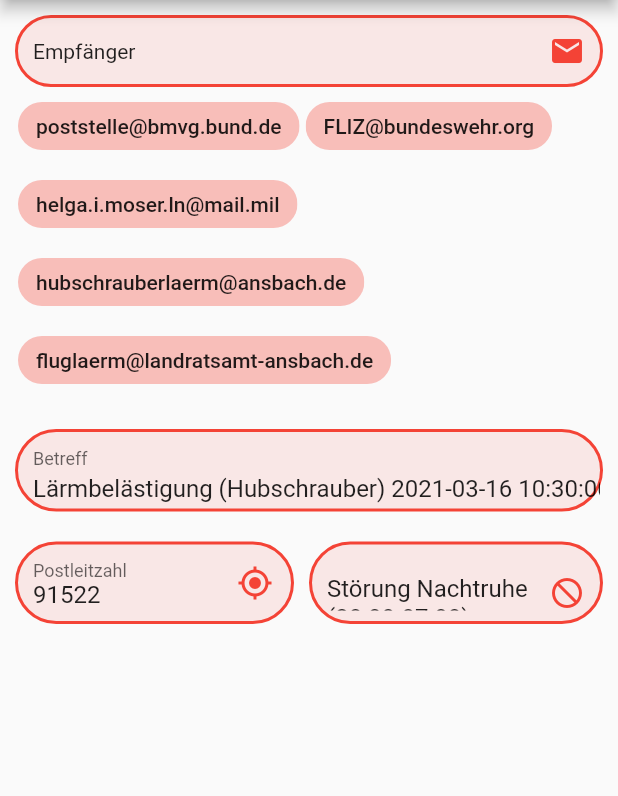
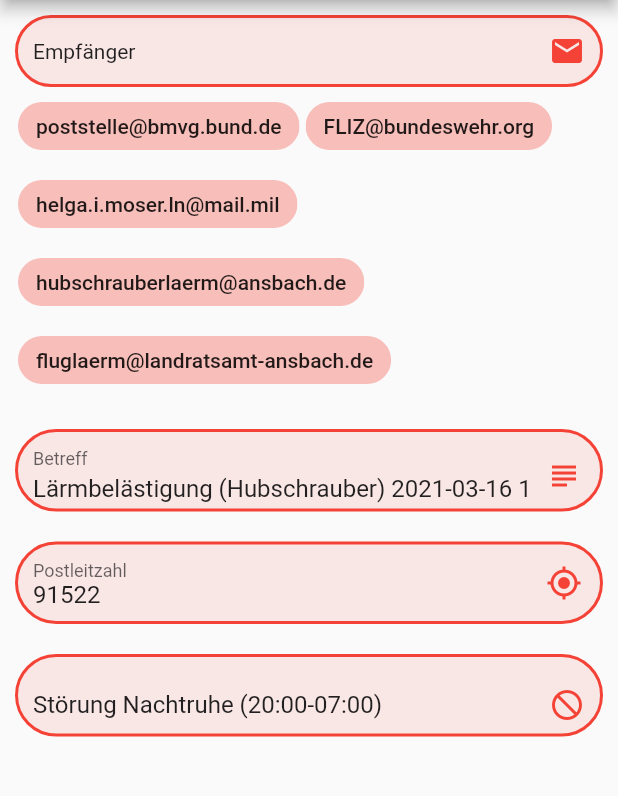
Before and after one commit to supersub0/noisereport, a Flutter app: the screen it shows after launch, on a phone screen of 412 x 824 dp, the part 84-880 px from its top. Run offline on Flutter 3.47's test engine with Material 2 defaults, Android fonts, the phone set to English and light mode, and no system bars; drawn by our look-alikes of multi_select_flutter.

Commit message:
added some features

```diff
--- a/lib/EmailSender.dart
+++ b/lib/EmailSender.dart
@@ -125,7 +125,6 @@ class _EmailSenderState extends State<EmailSender> {
 
   @override
   Widget build(BuildContext context) {
-
     return Scaffold(
       appBar: AppBar(
         title: Text('kukukonline'),
@@ -200,20 +199,17 @@ class _EmailSenderState extends State<EmailSender> {
                       decoration: InputDecoration(
                         border: InputBorder.none,
                         labelText: 'Betreff',
+                        suffixIcon: Icon(
+                          Icons.subject,
+                          color: Colors.red,
+                        ),
                       ),
                     ),
                   ],
                 ),
               ),
               SizedBox(height: 20),
-              Row(
-                children: <Widget>[
-                  Expanded(
-                    flex: 5,
-                    child: Container(
-                      margin: EdgeInsets.only(
-                        right: 10,
-                      ),
+              Container(
                 height: 55,
                 decoration: BoxDecoration(
                   color: Colors.red.withOpacity(0.1),
@@ -239,10 +235,8 @@ class _EmailSenderState extends State<EmailSender> {
                   ),
                 ),
               ),
-                  ),
-                  Expanded(
-                    flex: 5,
-                    child: Container(
+              SizedBox(height: 20),
+              Container(
                 height: 55,
                 decoration: BoxDecoration(
                   color: Colors.red.withOpacity(0.1),
@@ -272,17 +266,6 @@ class _EmailSenderState extends State<EmailSender> {
                     });
                   },
                 ),
-                      /*TextField(
-                        controller: _zipController,
-                        decoration: InputDecoration(
-                          suffixIcon: Icon(Icons.do_disturb_rounded),
-                          border: InputBorder.none,
-                          labelText: 'Störungsart',
-                        ),
-                      ),*/
-                    ),
-                  ),
-                ],
               ),
               SizedBox(height: 20),
             ],
```
Also changed, not shown: 1 other file. Lines whose indentation alone changed are shown as unchanged.
